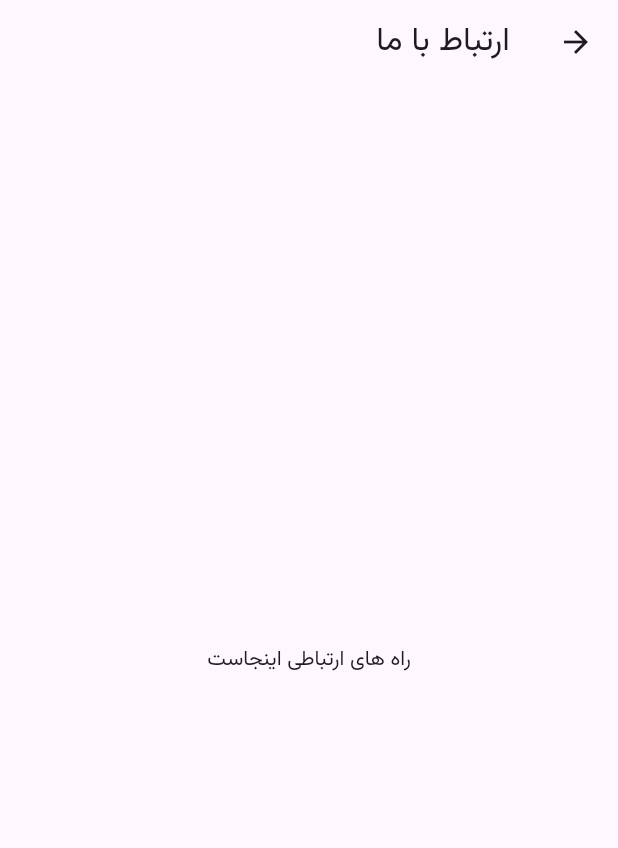
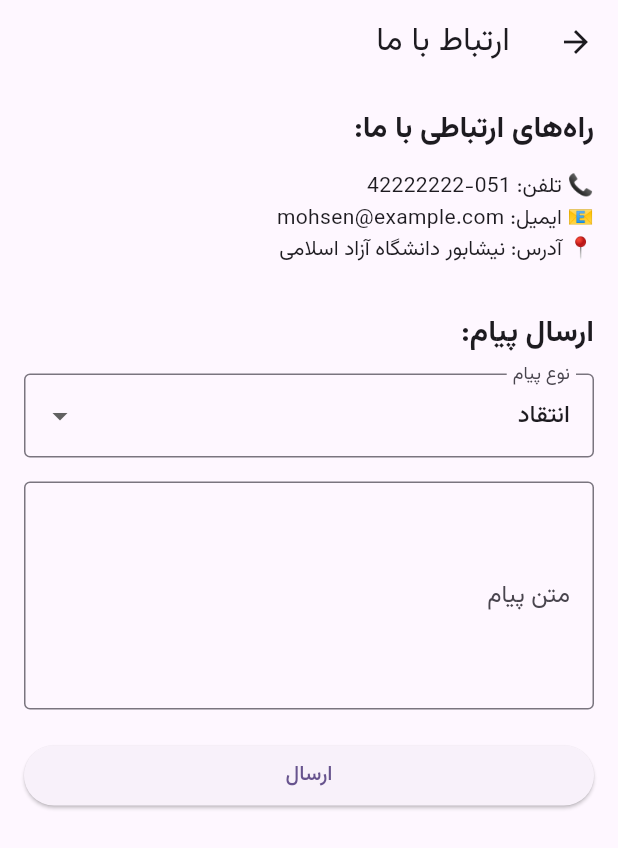
Before and after one commit to Im-mohsen/Final_flutter_project, a Flutter app: the ContactusPage screen opened directly, on a phone screen of 412 x 824 dp. Shown: the top 848 px of the screen. Run offline on Flutter 3.47's test engine with Material 3 defaults, Android fonts, the light colour scheme and no system bars.

Commit message:
complete contactus

```diff
--- a/lib/pages/contactus.dart
+++ b/lib/pages/contactus.dart
@@ -1,13 +1,108 @@
 import 'package:flutter/material.dart';
 
-class ContactusPage extends StatelessWidget {
+class ContactusPage extends StatefulWidget {
   const ContactusPage({super.key});
+
+  @override
+  State<ContactusPage> createState() => _ContactusPageState();
+}
+
+class _ContactusPageState extends State<ContactusPage> {
+  final _formKey = GlobalKey<FormState>();
+  String messageType = 'انتقاد';
+  String message = '';
+
+  final List<String> messageTypes = ['انتقاد', 'پیشنهاد', 'شکایت', 'سایر'];
+
+  void _submitForm() {
+    if (_formKey.currentState!.validate()) {
+      _formKey.currentState!.save();
+
+      ScaffoldMessenger.of(context).showSnackBar(
+        const SnackBar(content: Text('پیام شما با موفقیت ارسال شد')),
+      );
+
+    }
+  }
 
   @override
   Widget build(BuildContext context) {
     return Scaffold(
       appBar: AppBar(title: const Text('ارتباط با ما')),
-      body: const Center(child: Text('راه های ارتباطی اینجاست')),
+      body: SingleChildScrollView(
+        padding: const EdgeInsets.all(16),
+        child: Column(
+          crossAxisAlignment: CrossAxisAlignment.start,
+          children: [
+            const Text(
+              'راه‌های ارتباطی با ما:',
+              style: TextStyle(fontSize: 20, fontWeight: FontWeight.bold),
+            ),
+            const SizedBox(height: 12),
+            const Text('📞 تلفن: 051-42222222'),
+            const Text('📧 ایمیل: mohsen@example.com'),
+            const Text('📍 آدرس: نیشابور دانشگاه آزاد اسلامی'),
+            const SizedBox(height: 32),
+
+            const Text(
+              'ارسال پیام:',
+              style: TextStyle(fontSize: 20, fontWeight: FontWeight.bold),
+            ),
+            const SizedBox(height: 12),
+
+            Form(
+              key: _formKey,
+              child: Column(
+                children: [
+                  DropdownButtonFormField<String>(
+                    value: messageType,
+                    decoration: const InputDecoration(
+                      labelText: 'نوع پیام',
+                      border: OutlineInputBorder(),
+                    ),
+                    items: messageTypes
+                        .map((type) => DropdownMenuItem(
+                              value: type,
+                              child: Text(type),
+                            ))
+                        .toList(),
+                    onChanged: (value) {
+                      setState(() {
+                        messageType = value!;
+                      });
+                    },
+                  ),
+                  const SizedBox(height: 16),
+
+                  TextFormField(
+                    maxLines: 5,
+                    decoration: const InputDecoration(
+                      labelText: 'متن پیام',
+                      border: OutlineInputBorder(),
+                    ),
+                    validator: (value) {
+                      if (value == null || value.isEmpty) {
+                        return 'لطفاً متن پیام را وارد کنید';
+                      }
+                      return null;
+                    },
+                    onSaved: (value) => message = value ?? '',
+                  ),
+                  const SizedBox(height: 20),
+
+                  SizedBox(
+                    width: double.infinity,
+                    child: ElevatedButton(
+                      onPressed: _submitForm,
+                      child: const Text('ارسال'),
+                    ),
+                  )
+                ],
+              ),
+            ),
+          ],
+        ),
+      ),
     );
   }
 }
```
